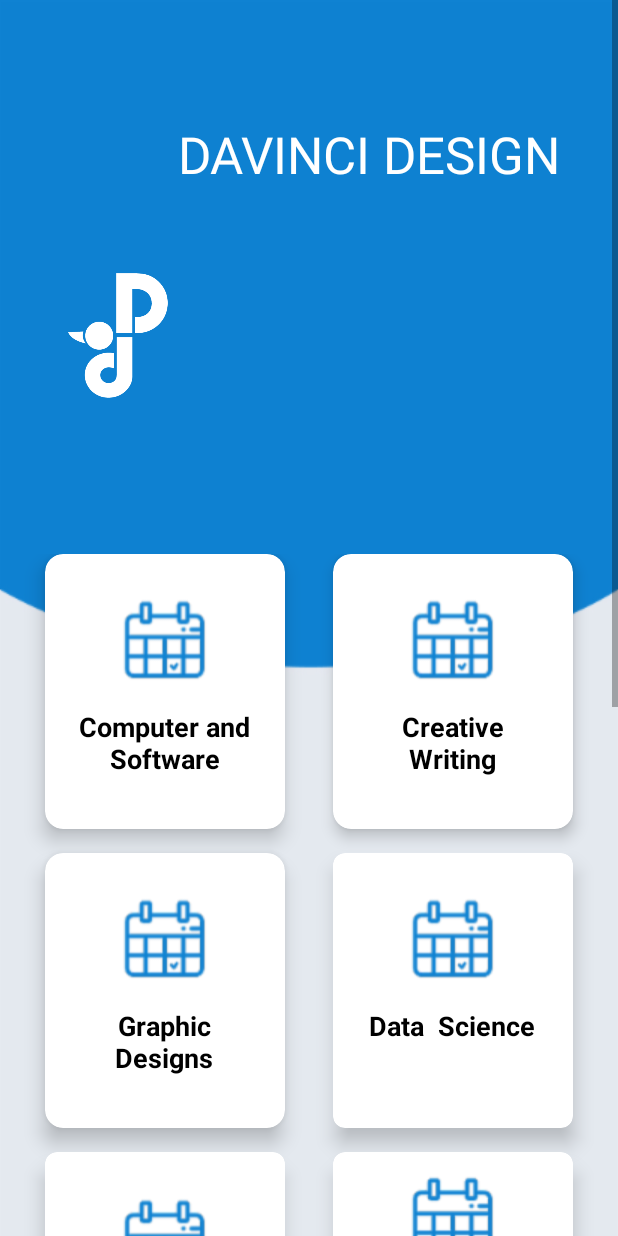
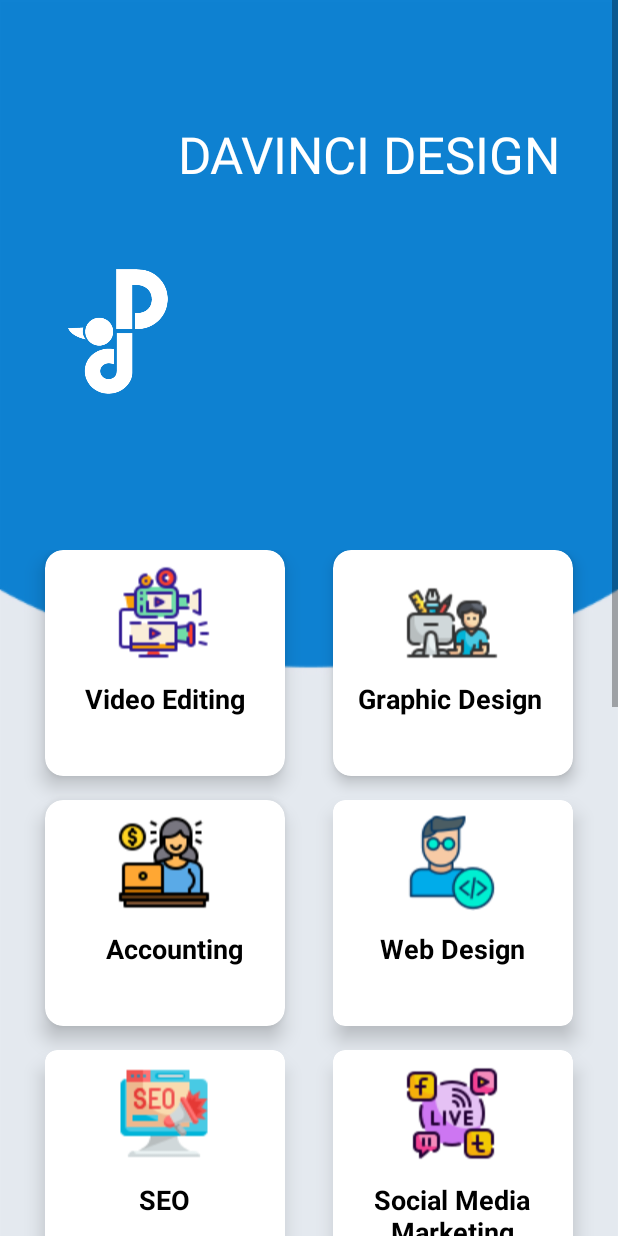
Before and after one commit to jayasinghe0000/Avengers, an Android app: the CategoryDisplayActivity screen opened directly, with no data from a screen before it, on a phone screen of 412 x 824 dp. Run offline under Robolectric (Android 15) with nearby library versions, the phone set to English and light mode, and no system bars.

Commit message:
catagory edit

```diff
--- a/app/src/main/java/com/example/avengers/StartActivity.java
+++ b/app/src/main/java/com/example/avengers/StartActivity.java
@@ -2,13 +2,30 @@ package com.example.avengers;
 
 import androidx.appcompat.app.AppCompatActivity;
 
+import android.content.Intent;
 import android.os.Bundle;
+import android.view.View;
+import android.widget.Button;
 
 public class StartActivity extends AppCompatActivity {
+
+    Button asVisitor;
 
     @Override
     protected void onCreate(Bundle savedInstanceState) {
         super.onCreate(savedInstanceState);
         setContentView(R.layout.activity_start);
+
+        asVisitor = findViewById(R.id.button3);
+
+        asVisitor.setOnClickListener(new View.OnClickListener() {
+            @Override
+            public void onClick(View view) {
+                Intent i = new Intent(StartActivity.this,CategoryDisplayActivity.class);
+                startActivity(i);
+            }
+        });
+
     }
+
 }
--- a/app/src/main/res/layout/activity_category_display.xml
+++ b/app/src/main/res/layout/activity_category_display.xml
@@ -83,12 +83,12 @@
                         android:layout_width="wrap_content"
                         android:layout_height="90dp"
                         android:layout_gravity="center_horizontal"
-                        android:src="@drawable/calendar" />
+                        android:src="@drawable/a" />
 
                     <TextView
                         android:layout_width="match_parent"
                         android:layout_height="100dp"
-                        android:text="Computer and Software"
+                        android:text="Video Editing"
                         android:textAlignment="center"
                         android:textColor="@android:color/black"
                         android:textSize="18sp"
@@ -119,13 +119,13 @@
                     android:layout_height="157dp">
 
                     <ImageView
-                        android:src="@drawable/calendar"
+                        android:src="@drawable/b"
                         android:layout_gravity="center_horizontal"
                         android:layout_width="wrap_content"
                         android:layout_height="90dp" />
 
                     <TextView
-                        android:text="Creative Writing"
+                        android:text="Graphic Design"
                         android:textAlignment="center"
                         android:textColor="@android:color/black"
                         android:textSize="18sp"
@@ -161,19 +161,19 @@
                     android:layout_height="157dp">
 
                     <ImageView
-                        android:src="@drawable/calendar"
+                        android:src="@drawable/c"
                         android:layout_gravity="center_horizontal"
                         android:layout_width="wrap_content"
                         android:layout_height="90dp" />
 
                     <TextView
-                        android:text="Graphic Designs"
+                        android:layout_width="match_parent"
+                        android:layout_height="38dp"
+                        android:text="   Accounting"
                         android:textAlignment="center"
                         android:textColor="@android:color/black"
                         android:textSize="18sp"
-                        android:textStyle="bold"
-                        android:layout_width="wrap_content"
-                        android:layout_height="100dp" />
+                        android:textStyle="bold" />
 
                 </LinearLayout>
 
@@ -203,12 +203,12 @@
                         android:layout_width="wrap_content"
                         android:layout_height="90dp"
                         android:layout_gravity="center_horizontal"
-                        android:src="@drawable/calendar" />
+                        android:src="@drawable/d" />
 
                     <TextView
                         android:layout_width="match_parent"
                         android:layout_height="100dp"
-                        android:text="Data  Science"
+                        android:text="Web Design"
                         android:textAlignment="center"
                         android:textColor="@android:color/black"
                         android:textSize="18sp"
@@ -242,19 +242,19 @@
                     android:layout_height="157dp">
 
                     <ImageView
-                        android:src="@drawable/calendar"
+                        android:src="@drawable/e"
                         android:layout_gravity="center_horizontal"
                         android:layout_width="wrap_content"
                         android:layout_height="90dp" />
 
                     <TextView
-                        android:text="Engineering and Technology"
+                        android:layout_width="match_parent"
+                        android:layout_height="wrap_content"
+                        android:text="SEO"
                         android:textAlignment="center"
                         android:textColor="@android:color/black"
                         android:textSize="18sp"
-                        android:textStyle="bold"
-                        android:layout_width="wrap_content"
-                        android:layout_height="wrap_content" />
+                        android:textStyle="bold" />
 
                 </LinearLayout>
 
@@ -281,19 +281,19 @@
                     android:layout_height="157dp">
 
                     <ImageView
-                        android:src="@drawable/calendar"
+                        android:layout_width="wrap_content"
+                        android:layout_height="90dp"
                         android:layout_gravity="center_horizontal"
-                        android:layout_width="wrap_content"
-                        android:layout_height="wrap_content" />
+                        android:src="@drawable/f" />
 
                     <TextView
-                        android:text="Calendars"
+                        android:layout_width="match_parent"
+                        android:layout_height="100dp"
+                        android:text="Social Media Marketing"
                         android:textAlignment="center"
                         android:textColor="@android:color/black"
                         android:textSize="18sp"
-                        android:textStyle="bold"
-                        android:layout_width="wrap_content"
-                        android:layout_height="wrap_content" />
+                        android:textStyle="bold" />
 
                 </LinearLayout>
 
@@ -312,26 +312,26 @@
                 >
 
                 <LinearLayout
+                    android:layout_width="127dp"
+                    android:layout_height="157dp"
                     android:layout_gravity="center_horizontal|center_vertical"
                     android:layout_margin="16dp"
-                    android:orientation="vertical"
-                    android:layout_width="wrap_content"
-                    android:layout_height="wrap_content">
+                    android:orientation="vertical">
 
                     <ImageView
-                        android:src="@drawable/calendar"
+                        android:layout_width="wrap_content"
+                        android:layout_height="90dp"
                         android:layout_gravity="center_horizontal"
-                        android:layout_width="wrap_content"
-                        android:layout_height="wrap_content" />
+                        android:src="@drawable/g" />
 
                     <TextView
-                        android:text="Date"
+                        android:layout_width="match_parent"
+                        android:layout_height="100dp"
+                        android:text="Writing and Content"
                         android:textAlignment="center"
                         android:textColor="@android:color/black"
                         android:textSize="18sp"
-                        android:textStyle="bold"
-                        android:layout_width="wrap_content"
-                        android:layout_height="wrap_content" />
+                        android:textStyle="bold" />
 
                 </LinearLayout>
 
@@ -357,19 +357,19 @@
                     android:layout_height="157dp">
 
                     <ImageView
-                        android:src="@drawable/calendar"
+                        android:layout_width="wrap_content"
+                        android:layout_height="90dp"
                         android:layout_gravity="center_horizontal"
-                        android:layout_width="wrap_content"
-                        android:layout_height="wrap_content" />
+                        android:src="@drawable/h" />
 
                     <TextView
-                        android:text="Month"
+                        android:layout_width="match_parent"
+                        android:layout_height="100dp"
+                        android:text="Music Editing"
                         android:textAlignment="center"
                         android:textColor="@android:color/black"
                         android:textSize="18sp"
-                        android:textStyle="bold"
-                        android:layout_width="wrap_content"
-                        android:layout_height="wrap_content" />
+                        android:textStyle="bold" />
 
                 </LinearLayout>
 
@@ -451,81 +451,81 @@
 
             </androidx.cardview.widget.CardView>
 
-            <!--        <androidx.cardview.widget.CardView-->
-            <!--            android:layout_width="0dp"-->
-            <!--            android:layout_height="0dp"-->
-            <!--            android:layout_columnWeight="1"-->
-            <!--            android:layout_rowWeight="1"-->
-            <!--            android:layout_marginBottom="16dp"-->
-            <!--            android:layout_marginLeft="16dp"-->
-            <!--            android:layout_marginRight="16dp"-->
-            <!--            app:cardElevation="8dp"-->
-            <!--            app:cardCornerRadius="8dp"-->
-            <!--            >-->
+                    <androidx.cardview.widget.CardView
+                        android:layout_width="0dp"
+                        android:layout_height="0dp"
+                        android:layout_columnWeight="1"
+                        android:layout_rowWeight="1"
+                        android:layout_marginBottom="16dp"
+                        android:layout_marginLeft="16dp"
+                        android:layout_marginRight="16dp"
+                        app:cardElevation="8dp"
+                        app:cardCornerRadius="8dp"
+                        >
 
-            <!--            <LinearLayout-->
-            <!--                android:layout_gravity="center_horizontal|center_vertical"-->
-            <!--                android:layout_margin="16dp"-->
-            <!--                android:orientation="vertical"-->
-            <!--                android:layout_width="wrap_content"-->
-            <!--                android:layout_height="wrap_content">-->
+                        <LinearLayout
+                            android:layout_gravity="center_horizontal|center_vertical"
+                            android:layout_margin="16dp"
+                            android:orientation="vertical"
+                            android:layout_width="wrap_content"
+                            android:layout_height="wrap_content">
 
-            <!--                <ImageView-->
-            <!--                    android:src="@drawable/calendar"-->
-            <!--                    android:layout_gravity="center_horizontal"-->
-            <!--                    android:layout_width="wrap_content"-->
-            <!--                    android:layout_height="wrap_content" />-->
+                            <ImageView
+                                android:src="@drawable/calendar"
+                                android:layout_gravity="center_horizontal"
+                                android:layout_width="wrap_content"
+                                android:layout_height="wrap_content" />
 
-            <!--                <TextView-->
-            <!--                    android:text="Calendars"-->
-            <!--                    android:textAlignment="center"-->
-            <!--                    android:textColor="@android:color/black"-->
-            <!--                    android:textSize="18sp"-->
-            <!--                    android:textStyle="bold"-->
-            <!--                    android:layout_width="wrap_content"-->
-            <!--                    android:layout_height="wrap_content" />-->
+                            <TextView
+                                android:text="Calendars"
+                                android:textAlignment="center"
+                                android:textColor="@android:color/black"
+                                android:textSize="18sp"
+                                android:textStyle="bold"
+                                android:layout_width="wrap_content"
+                                android:layout_height="wrap_content" />
 
-            <!--            </LinearLayout>-->
+                        </LinearLayout>
 
-            <!--        </androidx.cardview.widget.CardView>-->
+                    </androidx.cardview.widget.CardView>
 
-            <!--        <androidx.cardview.widget.CardView-->
-            <!--            android:layout_width="0dp"-->
-            <!--            android:layout_height="0dp"-->
-            <!--            android:layout_columnWeight="1"-->
-            <!--            android:layout_rowWeight="1"-->
-            <!--            android:layout_marginBottom="16dp"-->
-            <!--            android:layout_marginLeft="16dp"-->
-            <!--            android:layout_marginRight="16dp"-->
-            <!--            app:cardElevation="8dp"-->
-            <!--            app:cardCornerRadius="8dp"-->
-            <!--            >-->
+                    <androidx.cardview.widget.CardView
+                        android:layout_width="0dp"
+                        android:layout_height="0dp"
+                        android:layout_columnWeight="1"
+                        android:layout_rowWeight="1"
+                        android:layout_marginBottom="16dp"
+                        android:layout_marginLeft="16dp"
+                        android:layout_marginRight="16dp"
+                        app:cardElevation="8dp"
+                        app:cardCornerRadius="8dp"
+                        >
 
-            <!--            <LinearLayout-->
-            <!--                android:layout_gravity="center_horizontal|center_vertical"-->
-            <!--                android:layout_margin="16dp"-->
-            <!--                android:orientation="vertical"-->
-            <!--                android:layout_width="wrap_content"-->
-            <!--                android:layout_height="wrap_content">-->
+                        <LinearLayout
+                            android:layout_gravity="center_horizontal|center_vertical"
+                            android:layout_margin="16dp"
+                            android:orientation="vertical"
+                            android:layout_width="wrap_content"
+                            android:layout_height="wrap_content">
 
-            <!--                <ImageView-->
-            <!--                    android:src="@drawable/calendar"-->
-            <!--                    android:layout_gravity="center_horizontal"-->
-            <!--                    android:layout_width="wrap_content"-->
-            <!--                    android:layout_height="wrap_content" />-->
+                            <ImageView
+                                android:src="@drawable/calendar"
+                                android:layout_gravity="center_horizontal"
+                                android:layout_width="wrap_content"
+                                android:layout_height="wrap_content" />
 
-            <!--                <TextView-->
-            <!--                    android:text="Calendars"-->
-            <!--                    android:textAlignment="center"-->
-            <!--                    android:textColor="@android:color/black"-->
-            <!--                    android:textSize="18sp"-->
-            <!--                    android:textStyle="bold"-->
-            <!--                    android:layout_width="wrap_content"-->
-            <!--                    android:layout_height="wrap_content" />-->
+                            <TextView
+                                android:text="Calendars"
+                                android:textAlignment="center"
+                                android:textColor="@android:color/black"
+                                android:textSize="18sp"
+                                android:textStyle="bold"
+                                android:layout_width="wrap_content"
+                                android:layout_height="wrap_content" />
 
-            <!--            </LinearLayout>-->
+                        </LinearLayout>
 
-            <!--        </androidx.cardview.widget.CardView>-->
+                    </androidx.cardview.widget.CardView>
 
         </GridLayout>
 
```
Also changed, not shown: app/src/main/res/drawable/a.png (added), app/src/main/res/drawable/b.png (added), app/src/main/res/drawable/c.png (added), app/src/main/res/drawable/computer.png (deleted), app/src/main/res/drawable/d.png (added), app/src/main/res/drawable/e.png (added), app/src/main/res/drawable/f.png (added), app/src/main/res/drawable/family_time.png (deleted), app/src/main/res/drawable/friends.png (deleted), app/src/main/res/drawable/g.png (added), app/src/main/res/drawable/h.png (added), app/src/main/res/drawable/lovely_time.png (deleted), app/src/main/res/drawable/me_time.png (deleted).
